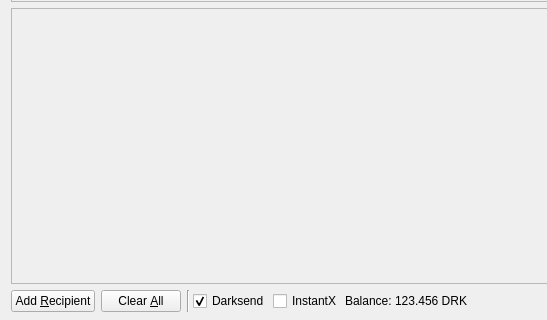
The window that src/qt/forms/sendcoinsdialog.ui (NarubyRiverlione/Spice) describes before a commit, drawn with Qt 5; both pictures show x 0 to 547 and y 174 to 494 of the 1024 by 494 pixel window.
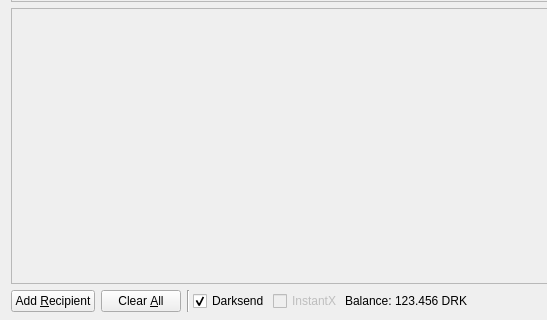
The same window after the commit. Icons and pictures are not drawn.

Commit message: disable instantx

```diff
--- a/src/qt/forms/sendcoinsdialog.ui
+++ b/src/qt/forms/sendcoinsdialog.ui
@@ -732,6 +732,9 @@
        </item>
        <item>
         <widget class="QCheckBox" name="checkInstantX">
+         <property name="enabled">
+          <bool>false</bool>
+         </property>
          <property name="text">
           <string>InstantX</string>
          </property>
```
The commit also changes 2 other files.
